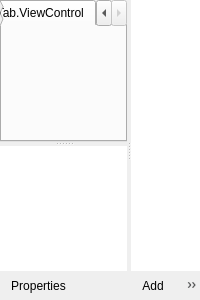
Before: the Qt Designer form src/ptz-controls.ui in glikely/obs-ptz, drawn with Qt 5.
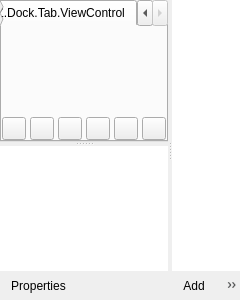
After: the same form once the commit is applied. The open tabs and pages were chosen to show the change. Icons and pictures are not drawn. Custom widgets are drawn as their Qt base class.

Commit message: Add default calibration and buttons to view control

```diff
--- a/src/ptz-controls.ui
+++ b/src/ptz-controls.ui
@@ -464,7 +464,7 @@
         <attribute name="title">
          <string>PTZ.Dock.Tab.ViewControl</string>
         </attribute>
-        <layout class="QVBoxLayout" name="viewControlTabVerticalLayout">
+        <layout class="QVBoxLayout" name="viewControlTabVerticalLayout" stretch="1,0">
          <property name="leftMargin">
           <number>0</number>
          </property>
@@ -480,6 +480,131 @@
          <item>
           <widget class="PTZViewControl" name="viewControl" native="true"/>
          </item>
+         <item>
+          <widget class="QWidget" name="viewButtonsWidget" native="true">
+           <layout class="QHBoxLayout" name="viewButtonsLayout">
+            <property name="spacing">
+             <number>4</number>
+            </property>
+            <property name="leftMargin">
+             <number>0</number>
+            </property>
+            <property name="topMargin">
+             <number>0</number>
+            </property>
+            <property name="rightMargin">
+             <number>0</number>
+            </property>
+            <property name="bottomMargin">
+             <number>0</number>
+            </property>
+           <item>
+            <widget class="SquareToolButton" name="viewZoomButton_tele">
+             <property name="sizePolicy">
+              <sizepolicy hsizetype="Expanding" vsizetype="Expanding">
+               <horstretch>0</horstretch>
+               <verstretch>0</verstretch>
+              </sizepolicy>
+             </property>
+             <property name="toolTip">
+              <string>PTZ.Action.ZoomTele.Tooltip</string>
+             </property>
+             <property name="icon">
+              <iconset resource="ptz-controls.qrc">
+               <normaloff>:/icons/icons/zoom_in.svg</normaloff>:/icons/icons/zoom_in.svg</iconset>
+             </property>
+            </widget>
+           </item>
+           <item>
+            <widget class="SquareToolButton" name="viewZoomButton_wide">
+             <property name="sizePolicy">
+              <sizepolicy hsizetype="Expanding" vsizetype="Expanding">
+               <horstretch>0</horstretch>
+               <verstretch>0</verstretch>
+              </sizepolicy>
+             </property>
+             <property name="toolTip">
+              <string>PTZ.Action.ZoomWide.Tooltip</string>
+             </property>
+             <property name="icon">
+              <iconset resource="ptz-controls.qrc">
+               <normaloff>:/icons/icons/zoom_out.svg</normaloff>:/icons/icons/zoom_out.svg</iconset>
+             </property>
+            </widget>
+           </item>
+           <item>
+            <widget class="SquareToolButton" name="viewFocusButton_auto">
+             <property name="sizePolicy">
+              <sizepolicy hsizetype="Expanding" vsizetype="Expanding">
+               <horstretch>0</horstretch>
+               <verstretch>0</verstretch>
+              </sizepolicy>
+             </property>
+             <property name="toolTip">
+              <string>PTZ.Action.FocusAutoToggle.Tooltip</string>
+             </property>
+             <property name="icon">
+              <iconset resource="ptz-controls.qrc">
+               <normaloff>:/icons/icons/focus_auto.svg</normaloff>:/icons/icons/focus_auto.svg</iconset>
+             </property>
+             <property name="checkable">
+              <bool>true</bool>
+             </property>
+            </widget>
+           </item>
+           <item>
+            <widget class="SquareToolButton" name="viewFocusButton_near">
+             <property name="sizePolicy">
+              <sizepolicy hsizetype="Expanding" vsizetype="Expanding">
+               <horstretch>0</horstretch>
+               <verstretch>0</verstretch>
+              </sizepolicy>
+             </property>
+             <property name="toolTip">
+              <string>PTZ.Action.FocusNear.Tooltip</string>
+             </property>
+             <property name="icon">
+              <iconset resource="ptz-controls.qrc">
+               <normaloff>:/icons/icons/focus_near.svg</normaloff>:/icons/icons/focus_near.svg</iconset>
+             </property>
+            </widget>
+           </item>
+           <item>
+            <widget class="SquareToolButton" name="viewFocusButton_far">
+             <property name="sizePolicy">
+              <sizepolicy hsizetype="Expanding" vsizetype="Expanding">
+               <horstretch>0</horstretch>
+               <verstretch>0</verstretch>
+              </sizepolicy>
+             </property>
+             <property name="toolTip">
+              <string>PTZ.Action.FocusFar.Tooltip</string>
+             </property>
+             <property name="icon">
+              <iconset resource="ptz-controls.qrc">
+               <normaloff>:/icons/icons/focus_far.svg</normaloff>:/icons/icons/focus_far.svg</iconset>
+             </property>
+            </widget>
+           </item>
+           <item>
+            <widget class="SquareToolButton" name="viewFocusButton_onetouch">
+             <property name="sizePolicy">
+              <sizepolicy hsizetype="Expanding" vsizetype="Expanding">
+               <horstretch>0</horstretch>
+               <verstretch>0</verstretch>
+              </sizepolicy>
+             </property>
+             <property name="toolTip">
+              <string>PTZ.Action.FocusOneTouch.Tooltip</string>
+             </property>
+             <property name="class" stdset="0">
+              <string notr="true">icon-touch</string>
+             </property>
+            </widget>
+           </item>
+           </layout>
+          </widget>
+         </item>
         </layout>
        </widget>
       </widget>
```
The commit also changes 3 other files.
